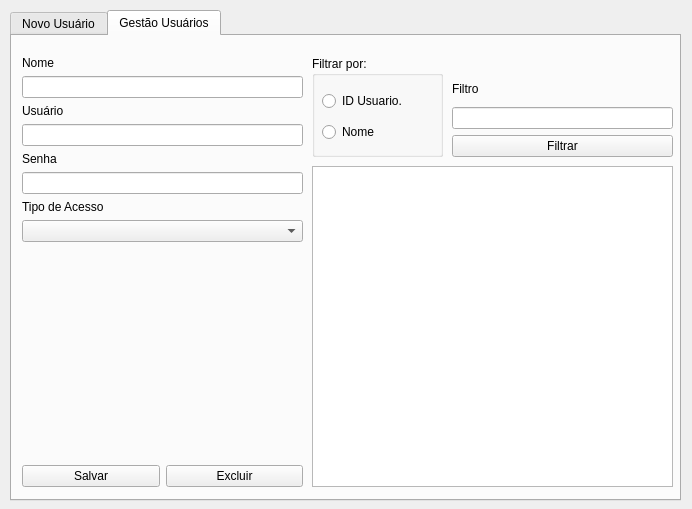
First picture: the form in frm_gestaousuarios.ui, repository ustop0/TCC, before the edit.
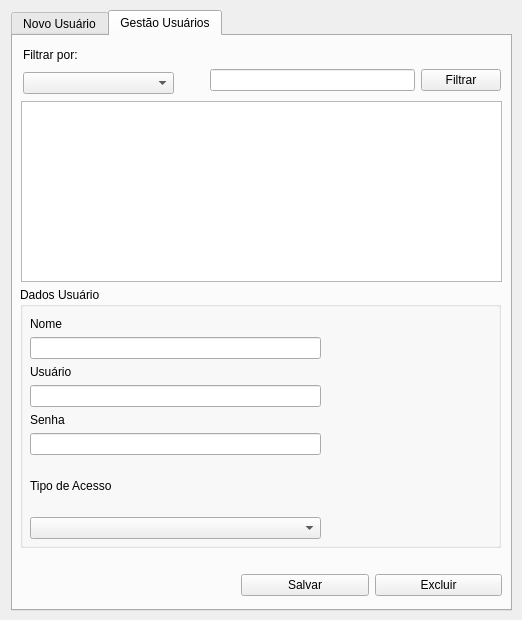
Second picture: the form after the edit.

Commit message: tela de usuários pronta

```diff
--- a/frm_gestaousuarios.ui
+++ b/frm_gestaousuarios.ui
@@ -6,8 +6,8 @@
    <rect>
     <x>0</x>
     <y>0</y>
-    <width>692</width>
-    <height>509</height>
+    <width>522</width>
+    <height>620</height>
    </rect>
   </property>
   <property name="windowTitle">
@@ -16,10 +16,10 @@
   <widget class="QTabWidget" name="tabWidget">
    <property name="geometry">
     <rect>
-     <x>10</x>
+     <x>11</x>
      <y>10</y>
-     <width>671</width>
-     <height>491</height>
+     <width>501</width>
+     <height>601</height>
     </rect>
    </property>
    <property name="currentIndex">
@@ -64,7 +64,7 @@
        <height>222</height>
       </rect>
      </property>
-     <layout class="QVBoxLayout" name="verticalLayout_3">
+      <layout class="QVBoxLayout" name="verticalLayout_9">
       <item>
        <layout class="QVBoxLayout" name="verticalLayout">
         <item>
@@ -139,52 +139,37 @@
     <widget class="QTableWidget" name="tw_ge_listausuario">
      <property name="geometry">
       <rect>
-       <x>300</x>
-       <y>130</y>
-       <width>361</width>
-       <height>321</height>
+       <x>8</x>
+       <y>65</y>
+       <width>481</width>
+       <height>181</height>
       </rect>
      </property>
     </widget>
-    <widget class="QWidget" name="layoutWidget_8">
+    <widget class="QGroupBox" name="groupBox_2">
      <property name="geometry">
       <rect>
-       <x>440</x>
-       <y>40</y>
-       <width>221</width>
-       <height>81</height>
+       <x>7</x>
+       <y>251</y>
+       <width>481</width>
+       <height>261</height>
       </rect>
      </property>
-     <layout class="QVBoxLayout" name="verticalLayout_31">
-      <item>
-       <widget class="QLabel" name="label_22">
-        <property name="text">
-         <string>Filtro</string>
-        </property>
-       </widget>
-      </item>
-      <item>
-       <widget class="QLineEdit" name="txt_ge_filtro"/>
-      </item>
-      <item>
-       <widget class="QPushButton" name="btn_ge_filtrar">
-        <property name="text">
-         <string>Filtrar</string>
-        </property>
-       </widget>
-      </item>
-     </layout>
-    </widget>
-    <widget class="QWidget" name="layoutWidget_9">
+     <property name="title">
+      <string>Dados Usuário</string>
+     </property>
+     <widget class="QWidget" name="">
      <property name="geometry">
       <rect>
        <x>10</x>
-       <y>20</y>
-       <width>281</width>
-       <height>431</height>
-      </rect>
-     </property>
-     <layout class="QVBoxLayout" name="verticalLayout_32">
+        <y>30</y>
+        <width>291</width>
+        <height>222</height>
+       </rect>
+      </property>
+      <layout class="QVBoxLayout" name="verticalLayout_8">
+       <item>
+        <layout class="QVBoxLayout" name="verticalLayout_3">
       <item>
        <layout class="QVBoxLayout" name="verticalLayout_33">
         <item>
@@ -231,8 +216,7 @@
         </item>
        </layout>
       </item>
-      <item>
-       <layout class="QVBoxLayout" name="verticalLayout_36"/>
+        </layout>
       </item>
       <item>
        <layout class="QVBoxLayout" name="verticalLayout_37">
@@ -248,20 +232,40 @@
         </item>
        </layout>
       </item>
+      </layout>
+     </widget>
+    </widget>
+    <widget class="QWidget" name="layoutWidget_16">
+     <property name="geometry">
+      <rect>
+       <x>10</x>
+       <y>8</y>
+       <width>151</width>
+       <height>50</height>
+      </rect>
+     </property>
+     <layout class="QVBoxLayout" name="verticalLayout_4">
       <item>
-       <spacer name="verticalSpacer_6">
-        <property name="orientation">
-         <enum>Qt::Vertical</enum>
+       <widget class="QLabel" name="label">
+        <property name="text">
+         <string>Filtrar por:</string>
         </property>
-        <property name="sizeHint" stdset="0">
-         <size>
-          <width>20</width>
-          <height>40</height>
-         </size>
-        </property>
-       </spacer>
+       </widget>
       </item>
       <item>
+       <widget class="QComboBox" name="cb_ge_filtrar"/>
+      </item>
+     </layout>
+    </widget>
+    <widget class="QWidget" name="">
+     <property name="geometry">
+      <rect>
+       <x>228</x>
+       <y>536</y>
+       <width>261</width>
+       <height>27</height>
+      </rect>
+     </property>
        <layout class="QHBoxLayout" name="horizontalLayout_11">
         <item>
          <widget class="QPushButton" name="btn_ge_salvar">
@@ -278,48 +282,34 @@
          </widget>
         </item>
        </layout>
-      </item>
-     </layout>
     </widget>
-    <widget class="QGroupBox" name="groupBox_3">
+    <widget class="QWidget" name="">
      <property name="geometry">
       <rect>
-       <x>300</x>
-       <y>20</y>
-       <width>131</width>
-       <height>101</height>
+       <x>197</x>
+       <y>31</y>
+       <width>291</width>
+       <height>27</height>
       </rect>
      </property>
-     <property name="title">
-      <string>Filtrar por:</string>
-     </property>
-     <widget class="QWidget" name="layoutWidget_10">
-      <property name="geometry">
-       <rect>
-        <x>10</x>
-        <y>30</y>
-        <width>114</width>
-        <height>61</height>
-       </rect>
-      </property>
-      <layout class="QVBoxLayout" name="verticalLayout_38">
+     <layout class="QHBoxLayout" name="horizontalLayout">
        <item>
-        <widget class="QRadioButton" name="rb_ge_id_usuario">
-         <property name="text">
-          <string>ID Usuario.</string>
-         </property>
-        </widget>
+       <widget class="QLineEdit" name="txt_ge_filtrar"/>
        </item>
        <item>
-        <widget class="QRadioButton" name="rb_ge_nome_usuario">
+       <widget class="QPushButton" name="btn_ge_filtrar">
          <property name="text">
-          <string>Nome</string>
+         <string>Filtrar</string>
          </property>
         </widget>
        </item>
       </layout>
      </widget>
-    </widget>
+    <zorder>groupBox_2</zorder>
+    <zorder>tw_ge_listausuario</zorder>
+    <zorder>layoutWidget_8</zorder>
+    <zorder>layoutWidget_9</zorder>
+    <zorder>layoutWidget_16</zorder>
    </widget>
   </widget>
  </widget>
```
Left out of the diff: 25 changed lines with no effect on the pictures. Lines whose indentation alone changed are shown as unchanged. The commit also changes 3 other files.
